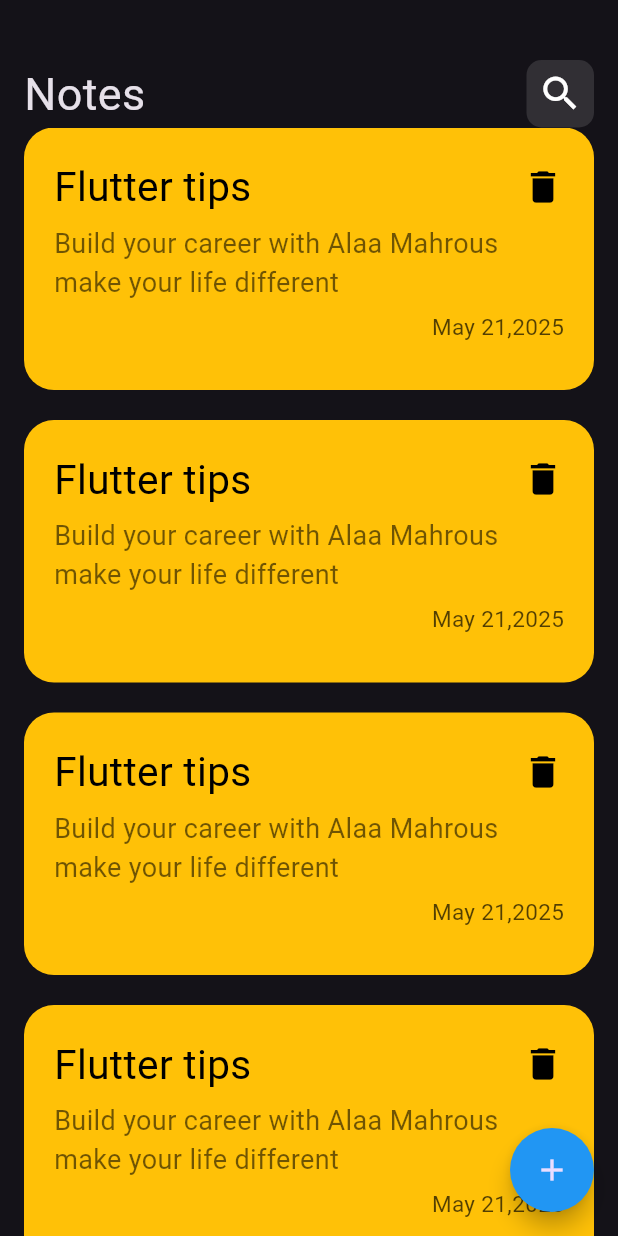
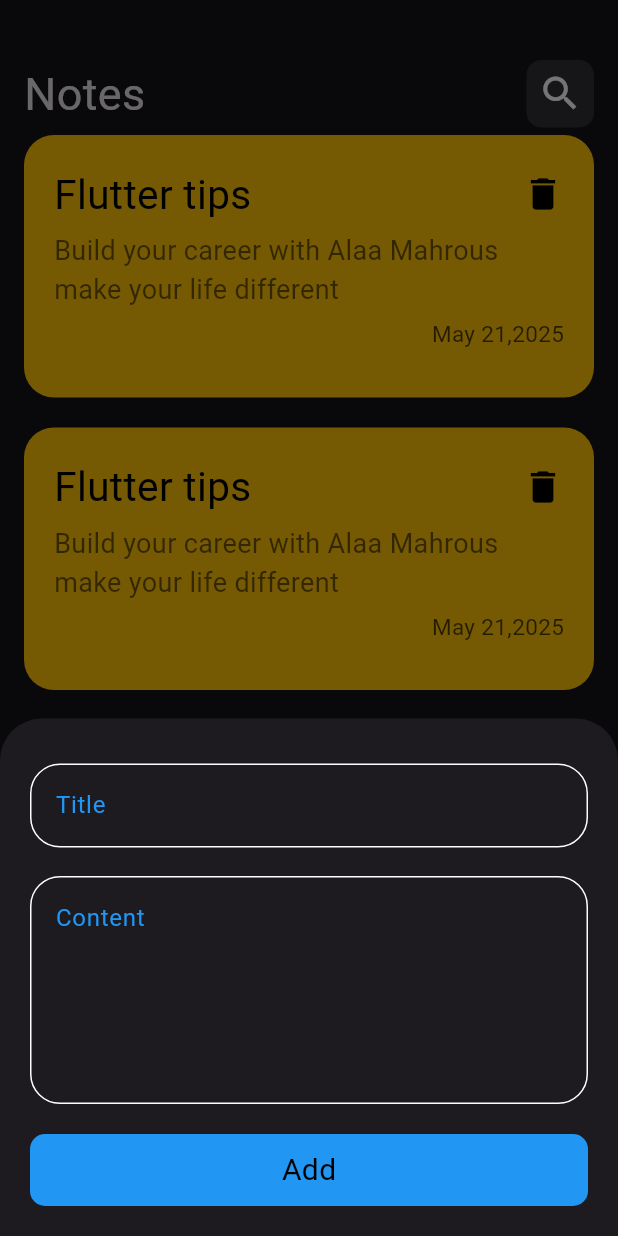
Before and after one commit to AlaaMahrous/note_app, a Flutter app: the screen it shows after launch, after a tap on the "add" icon, on a phone screen of 412 x 824 dp. Run offline on Flutter 3.47's test engine with Material 3 defaults, Android fonts, the phone set to English and light mode, and no system bars.

Commit message:
finish buttom sheet

```diff
--- a/lib/views/notes_view.dart
+++ b/lib/views/notes_view.dart
@@ -1,4 +1,5 @@
 import 'package:flutter/material.dart';
+import 'package:note_app/views/widgets/custom_floating_button.dart';
 import 'package:note_app/views/widgets/note_body_view.dart';
 
 class NotesView extends StatelessWidget {
@@ -8,12 +9,7 @@ class NotesView extends StatelessWidget {
   @override
   Widget build(BuildContext context) {
     return Scaffold(
-      floatingActionButton: FloatingActionButton(
-        onPressed: () {},
-        backgroundColor: Colors.blue,
-        shape: RoundedRectangleBorder(borderRadius: BorderRadius.circular(50)),
-        child: Icon(Icons.add),
-      ),
+      floatingActionButton: CustomFloatingButton(),
       body: NoteBodyView(),
     );
   }
--- /dev/null
+++ b/lib/views/widgets/add_note_button_sheet.dart
@@ -0,0 +1,33 @@
+// ignore_for_file: annotate_overrides, overridden_fields
+
+import 'package:flutter/material.dart';
+import 'package:note_app/views/widgets/custom_sheet_button.dart';
+import 'package:note_app/views/widgets/custom_text_feild.dart';
+
+class AddNoteButtonSheet extends StatelessWidget {
+  const AddNoteButtonSheet({super.key});
+
+  @override
+  Widget build(BuildContext context) {
+    return Padding(
+      padding: EdgeInsets.only(
+        bottom: MediaQuery.of(context).viewInsets.bottom,
+        left: 20,
+        right: 20,
+        top: 30,
+      ),
+      child: SingleChildScrollView(
+        child: Column(
+          children: [
+            CustomTextFeild(hint: 'Title'),
+            SizedBox(height: 19),
+            CustomTextFeild(hint: 'Content', maxLines: 5),
+            SizedBox(height: 20),
+            CustomButton(text: 'Add', onTap: () {}),
+            SizedBox(height: 20),
+          ],
+        ),
+      ),
+    );
+  }
+}
--- /dev/null
+++ b/lib/views/widgets/custom_floating_button.dart
@@ -0,0 +1,24 @@
+import 'package:flutter/material.dart';
+import 'package:note_app/views/widgets/add_note_button_sheet.dart';
+
+class CustomFloatingButton extends StatelessWidget {
+  const CustomFloatingButton({super.key});
+
+  @override
+  Widget build(BuildContext context) {
+    return FloatingActionButton(
+      onPressed: () {
+        showModalBottomSheet(
+          isScrollControlled: true,
+          context: context,
+          builder: (context) {
+            return AddNoteButtonSheet();
+          },
+        );
+      },
+      backgroundColor: Colors.blue,
+      shape: RoundedRectangleBorder(borderRadius: BorderRadius.circular(50)),
+      child: Icon(Icons.add),
+    );
+  }
+}
--- /dev/null
+++ b/lib/views/widgets/custom_sheet_button.dart
@@ -0,0 +1,28 @@
+import 'package:flutter/material.dart';
+
+class CustomButton extends StatelessWidget {
+  const CustomButton({super.key, required this.onTap, required this.text});
+  final String text;
+  final VoidCallback onTap;
+
+  @override
+  Widget build(BuildContext context) {
+    return InkWell(
+      onTap: onTap,
+      child: Container(
+        decoration: BoxDecoration(
+          borderRadius: BorderRadius.circular(10),
+          color: Colors.blue,
+        ),
+        width: MediaQuery.of(context).size.width,
+        height: 48,
+        child: Center(
+          child: Text(
+            text,
+            style: TextStyle(color: Colors.black, fontSize: 20),
+          ),
+        ),
+      ),
+    );
+  }
+}
--- /dev/null
+++ b/lib/views/widgets/custom_text_feild.dart
@@ -0,0 +1,33 @@
+import 'package:flutter/material.dart';
+
+class CustomTextFeild extends StatelessWidget {
+  const CustomTextFeild({
+    super.key,
+    required this.hint,
+    this.hight = 16,
+    this.maxLines = 1,
+  });
+  final String hint;
+  final double hight;
+  final int maxLines;
+
+  @override
+  Widget build(BuildContext context) {
+    return TextFormField(
+      maxLines: maxLines,
+      decoration: InputDecoration(
+        enabledBorder: OutlineInputBorder(
+          borderRadius: BorderRadius.circular(20),
+          borderSide: BorderSide(color: Colors.white),
+        ),
+        focusedBorder: OutlineInputBorder(
+          borderRadius: BorderRadius.circular(20),
+          borderSide: BorderSide(color: Colors.blue),
+        ),
+        contentPadding: EdgeInsets.symmetric(vertical: hight, horizontal: 13),
+        hintText: hint,
+        hintStyle: TextStyle(color: Colors.blue),
+      ),
+    );
+  }
+}
--- a/lib/views/widgets/note_body_view.dart
+++ b/lib/views/widgets/note_body_view.dart
@@ -9,7 +9,9 @@ class NoteBodyView extends StatelessWidget {
   Widget build(BuildContext context) {
     return Padding(
       padding: const EdgeInsets.only(top: 40, left: 16, right: 16),
-      child: Column(children: [const CustomAppBar(), NotesListView()]),
+      child: Column(
+        children: [const CustomAppBar(), SizedBox(height: 5), NotesListView()],
+      ),
     );
   }
 }
```
